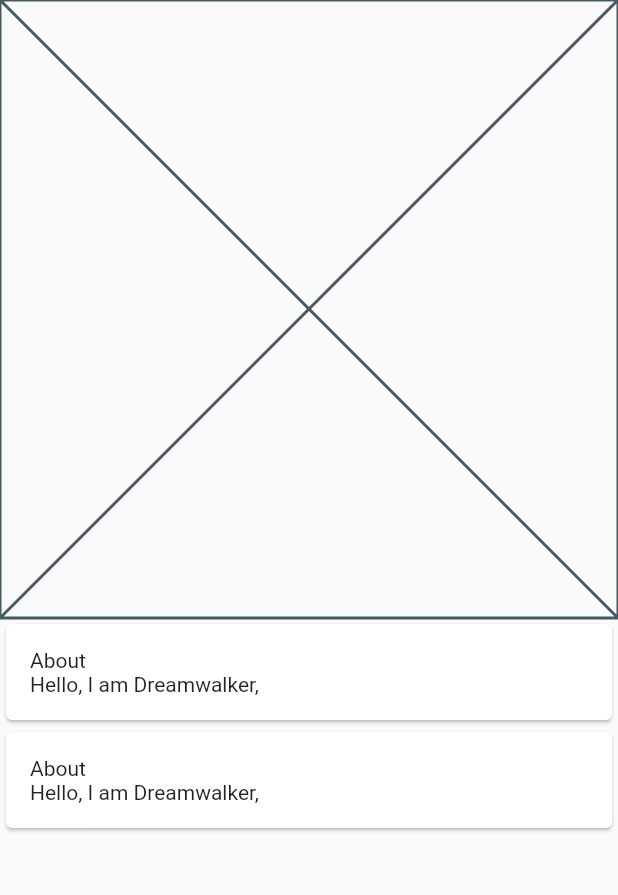
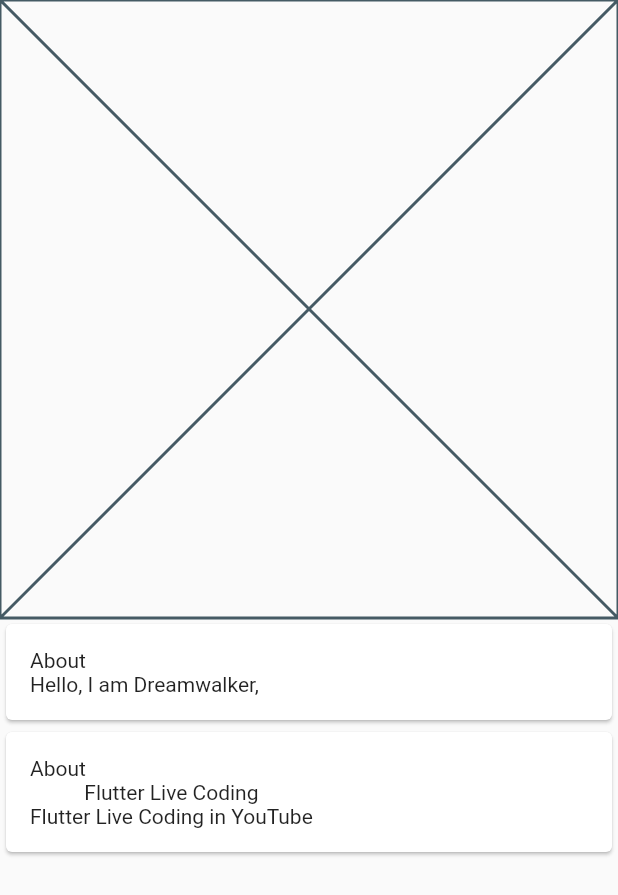
Before and after one commit to JAICHANGPARK/flutter_notebook_8th_story, a Flutter app: the ProfilePage screen opened directly, on a phone screen of 412 x 824 dp. Shown: the top 895 px of the screen. Run offline on Flutter 3.47's test engine with Material 2 defaults, Android fonts, the phone set to English and light mode, and no system bars; our stand-ins replace badges, flutter_hooks, google_fonts, hooks_riverpod, state_notifier; network calls fail.

Commit message:
Update profile_page.dart

```diff
--- a/lib/ep580_linkedin_app/profile_page.dart
+++ b/lib/ep580_linkedin_app/profile_page.dart
@@ -47,7 +47,12 @@ class _ProfilePageState extends State<ProfilePage> {
                             Text("About"),
                             Row(
                               children: [
-                                Text("Hello, I am Dreamwalker, ")
+                                Column(
+                                  children: [
+                                    Text("Flutter Live Coding"),
+                                    Text("Flutter Live Coding in YouTube"),
+                                  ],
+                                )
                               ],
                             )
 
```
